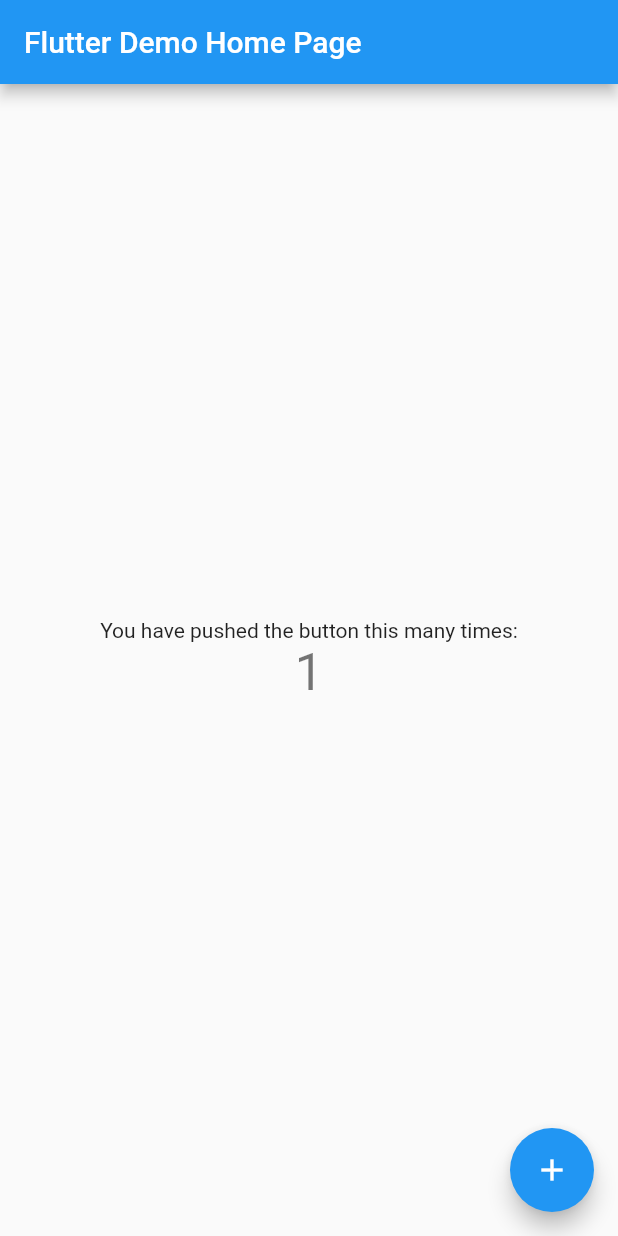
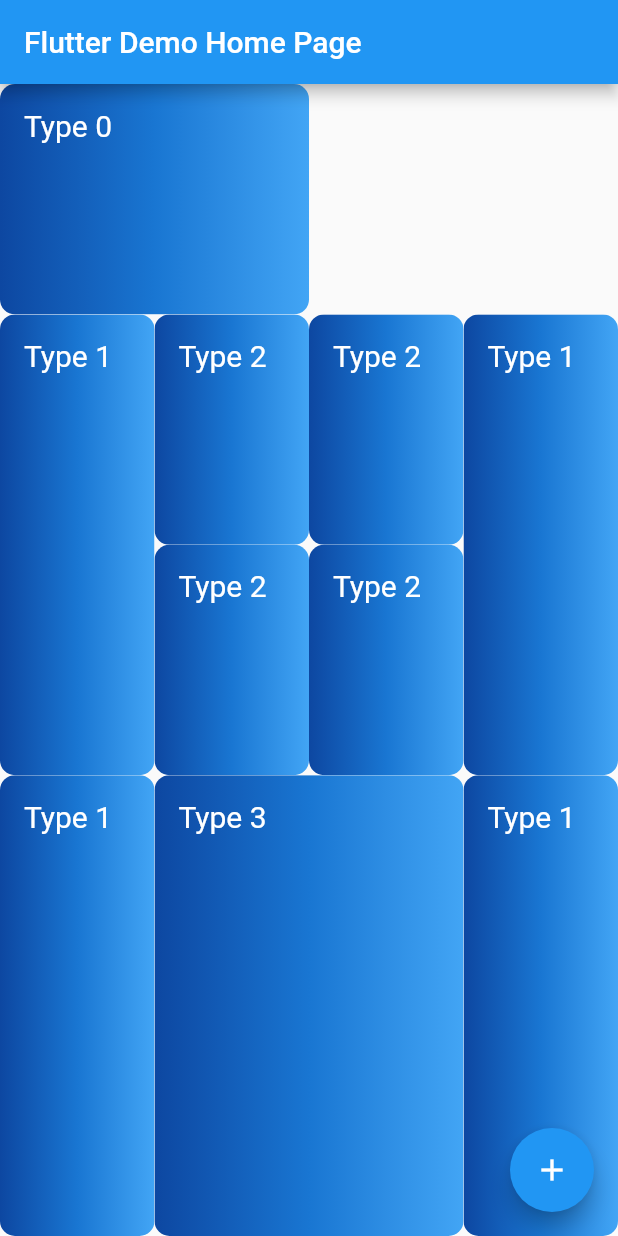
Before and after one commit to calebadavis/traffic_flutter, a Flutter app: the screen it shows after launch, after a tap on the "add" icon, on a phone screen of 412 x 824 dp. Run offline on Flutter 3.47's test engine with Material 2 defaults, Android fonts, the phone set to English and light mode, and no system bars; drawn by our look-alikes of flutter_layout_grid.

Commit message:
Board display and solution button

```diff
--- a/lib/main.dart
+++ b/lib/main.dart
@@ -1,5 +1,10 @@
 import 'package:flutter/material.dart';
+import 'package:flutter_layout_grid/flutter_layout_grid.dart';
 import 'package:traffic_flutter/model/board.dart';
+
+import 'model/move_node.dart';
+import 'model/piece.dart';
+import 'model/piece_type.dart';
 
 void main() {
   runApp(const MyApp());
@@ -51,13 +56,35 @@ class MyHomePage extends StatefulWidget {
 class _MyHomePageState extends State<MyHomePage> {
   int _counter = 0;
   Board b;
+  List<MoveNode> solution = [];
 
   _MyHomePageState() : b = Board();
+
+  int curMove = 0;
 
   @override
   void initState() {
     super.initState();
     b.initBoard();
+    MoveNode? solvedNode = b.solve();
+
+    if (solvedNode != null) {
+      curMove = 1;
+      for (MoveNode? mn = solvedNode; mn != null; mn = mn.getParent()) {
+
+        // Add each successive move to the solution moves list
+        solution.insert(0, mn);
+      }
+    }
+  }
+
+  void _rearrange(MoveNode mn) {
+    // First reposition the pieces to match the MoveNode
+    b.reset(mn);
+
+    // Calculate possible moves
+    for (Piece p in b.getPieces())
+      b.storeMoves(p);
   }
 
   void _incrementCounter() {
@@ -68,6 +95,24 @@ class _MyHomePageState extends State<MyHomePage> {
       // _counter without calling setState(), then the build method would not be
       // called again, and so nothing would appear to happen.
       _counter++;
+
+      if (curMove < solution.length -1)
+
+        // Place the pieces in the next configuration
+        _rearrange(solution[++curMove]);
+
+      else {
+
+        // otherwise we're at the solution layout, so clear it.
+        solution.clear();
+      }
+
+
+      // List<Piece> pieces = b.getPieces();
+      // Piece p0 = pieces[0];
+      // List<MoveDir> p0moves = pieces[0].getMoves();
+      // b.move(p0, p0moves[0]);
+      // b.printBoard();
     });
   }
 
@@ -85,7 +130,7 @@ class _MyHomePageState extends State<MyHomePage> {
         // the App.build method, and use it to set our appbar title.
         title: Text(widget.title),
       ),
-      body: Center(
+      body: SafeArea(
         // Center is a layout widget. It takes a single child and positions it
         // in the middle of the parent.
         child: Column(
@@ -104,14 +149,17 @@ class _MyHomePageState extends State<MyHomePage> {
           // axis because Columns are vertical (the cross axis would be
           // horizontal).
           mainAxisAlignment: MainAxisAlignment.center,
+          crossAxisAlignment: CrossAxisAlignment.stretch,
           children: <Widget>[
-            const Text(
-              'You have pushed the button this many times:',
-            ),
-            Text(
-              '$_counter',
-              style: Theme.of(context).textTheme.headline4,
-            ),
+            // const Text(
+            //   'You have pushed the button this many times:',
+            // ),
+            // Text(
+            //   '$_counter',
+            //   style: Theme.of(context).textTheme.headline4,
+            // ),
+
+            buildGrid(b),
           ],
         ),
       ),
@@ -122,4 +170,85 @@ class _MyHomePageState extends State<MyHomePage> {
       ), // This trailing comma makes auto-formatting nicer for build methods.
     );
   }
+
+  Widget buildGrid(Board b) {
+    bool colorFlip = true;
+    List<TrackSize>
+    columnSizes = [],
+        rowSizes = [];
+
+    List<Widget> tiles = [];
+
+    PieceType pt;
+
+    for (int idx = 0; idx < b.getWidth(); ++idx) {
+      columnSizes.add(1.fr);
+    }
+    for (int idx = 0; idx < b.getHeight(); ++idx) {
+      rowSizes.add(1.fr);
+    }
+
+    for (Piece p in b.getPieces()) {
+      pt = p.getType();
+
+      tiles.add(
+          GridPlacement(
+            columnStart: p.getLeftPos(),
+            columnSpan: pt.getWidth(),
+            rowStart: p.getTopPos(),
+            rowSpan: pt.getHeight(),
+            child: SizedBox(
+              width: double.infinity,
+              height: double.infinity,
+              child: generateButton('Type ${pt.getId()}')
+              // FlatButton(
+              //   color: (colorFlip=!colorFlip) ? Colors.red : Colors.blue,
+              //   child: Text('Type ${pt.getId()}'),
+              //   onPressed: () {  }
+              // )
+            )
+          )
+      );
+    }
+
+    return Expanded(
+      child: LayoutGrid(
+          columnSizes: columnSizes,
+          rowSizes: rowSizes,
+          children: tiles
+      ),
+    );
+  }
+
+  Widget generateButton(String text) {
+    return ClipRRect(
+        borderRadius: BorderRadius.circular(10),
+        child: Stack(
+          children: <Widget>[
+            Positioned.fill(
+              child: Container(
+                decoration: const BoxDecoration(
+                  gradient: LinearGradient(
+                    colors: <Color>[
+                      Color(0xFF0D47A1),
+                      Color(0xFF1976D2),
+                      Color(0xFF42A5F5),
+                    ],
+                  ),
+                ),
+              ),
+            ),
+            TextButton(
+              style: TextButton.styleFrom(
+                padding: const EdgeInsets.all(16.0),
+                primary: Colors.white,
+                textStyle: const TextStyle(fontSize: 20),
+              ),
+              onPressed: () {},
+              child: Text(text),
+            ),
+          ],
+        )
+    );
+  }
 }
--- a/lib/model/board.dart
+++ b/lib/model/board.dart
@@ -61,6 +61,7 @@ class Board {
     _solvedBoard[14] = 1;
     _solvedBoard[15] = 1;
 
+    for (Piece p in _pieces) storeMoves(p);
 
     for (List<int> row in _aBoard)
       print(row);
@@ -382,6 +383,12 @@ class Board {
 
   }
 
+  MoveNode? solve() {
+    return
+      solveIter(_solvedBoard);
+    //solveRec(_solvedBoard);
+  }
+
   MoveNode? solveIter(List<int> solution) {
 
     // Initialize the trie of previously encountered layouts
@@ -435,6 +442,7 @@ class Board {
       if (!tries.getRoot().addBoard(locs, 0, this)) {
         for (MoveNode n in _getNextMoves(next, locs)) {
           pending.add(n);
+          print('Pending moves: ${pending.length}');
         }
       }
     }
@@ -469,6 +477,13 @@ class Board {
     }
     return nextMoves;
   }
+
+  // For debugging purposes
+  void printBoard() {
+    for (List<int> row in _aBoard)
+      print(row);
+  }
+
 }
 
 enum MoveDir {
--- a/pubspec.yaml
+++ b/pubspec.yaml
@@ -34,6 +34,8 @@ dependencies:
   # The following adds the Cupertino Icons font to your application.
   # Use with the CupertinoIcons class for iOS style icons.
   cupertino_icons: ^1.0.2
+
+  flutter_layout_grid: ^1.0.0
 
 dev_dependencies:
   flutter_test:
```
Also changed, not shown: pubspec.lock.
